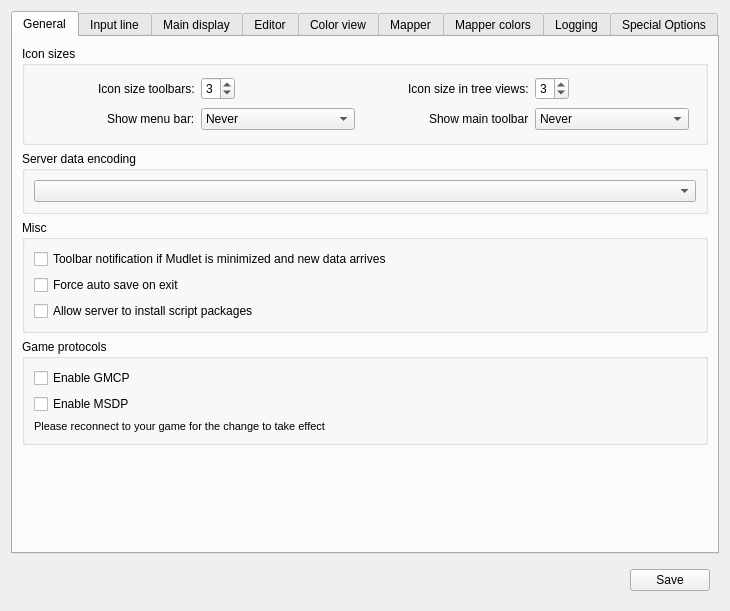
Before: the Qt Designer form src/ui/profile_preferences.ui in Mudlet/Mudlet, drawn with Qt 5.
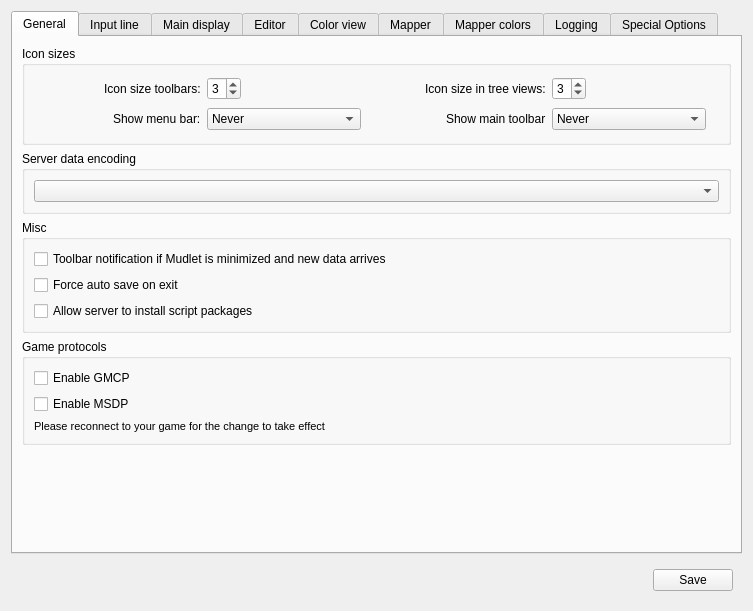
After: the same form once the commit is applied. Icons and pictures are not drawn. Custom widgets are drawn as their Qt base class.

Commit message:
Add tab_logging to disableHostDetails and enableHostDetails
 - Include the tab 'tab_logging' in the functions disableHostDetails()
   and enableHostDetails() in dlgProfilePreferences.cpp.
 - Fix how setEnabled() is run on lineEdit_logFileName based on the
   variable 'pHost->mLogFileNameFormat'. Because
   'pHost->mLogFileNameFormat' is only set when saved, this will only
   enable the lineEdit when the settings are saved. Change it to get
   the currentData() of comboBox_logFileNameFormat directly.

What changed in the file:
```diff
--- a/src/ui/profile_preferences.ui
+++ b/src/ui/profile_preferences.ui
@@ -6,7 +6,7 @@
    <rect>
     <x>0</x>
     <y>0</y>
-    <width>730</width>
+    <width>753</width>
     <height>611</height>
    </rect>
   </property>
```
Left out of the diff: 3 changed lines with no effect on the pictures. Lines whose indentation alone changed are shown as unchanged. The commit also changes 2 other files.
